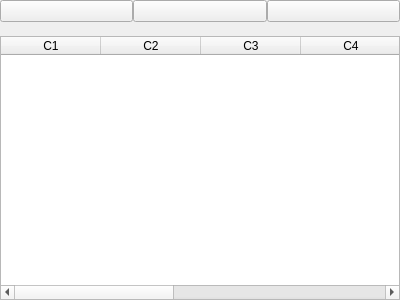
First picture: the form in src/view/ui/part/list.ui, repository fersilentt/ProgrammingDirectories, before the edit.
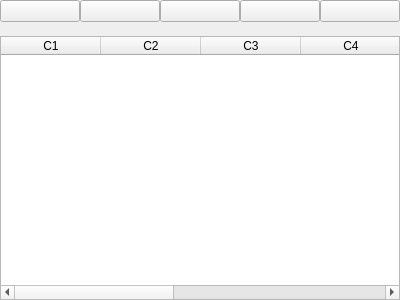
Second picture: the form after the edit.

Patch:
```diff
--- a/src/view/ui/part/list.ui
+++ b/src/view/ui/part/list.ui
@@ -32,7 +32,7 @@
    <item>
     <layout class="QHBoxLayout" name="horizontalLayout">
      <property name="spacing">
-      <number>-1</number>
+      <number>0</number>
      </property>
      <item>
       <widget class="QPushButton" name="pbAdd">
@@ -55,6 +55,20 @@
        </property>
       </widget>
      </item>
+     <item>
+      <widget class="QPushButton" name="pbRepository">
+       <property name="text">
+        <string/>
+       </property>
+      </widget>
+     </item>
+     <item>
+      <widget class="QPushButton" name="pbYoutube">
+       <property name="text">
+        <string/>
+       </property>
+      </widget>
+     </item>
     </layout>
    </item>
    <item>
```
